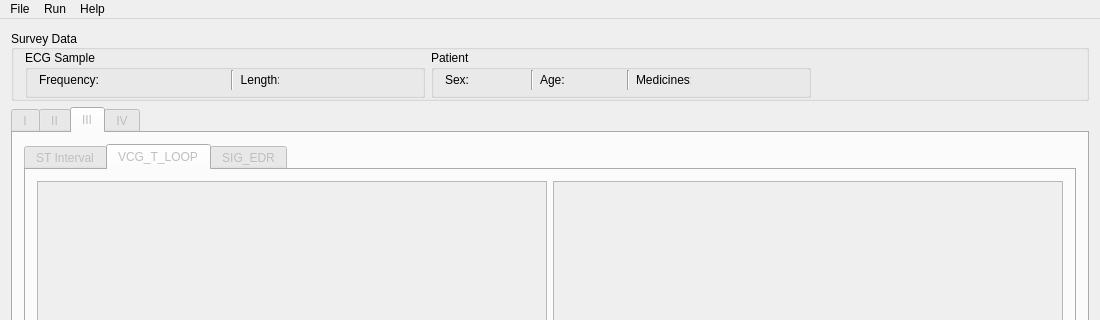
The window that EKG/Views/airecgmain.ui (qwerty90/ProjektEKG) describes before a commit, drawn with Qt 5; both pictures show x 0 to 1100 and y 0 to 320 of the 1100 by 768 pixel window.
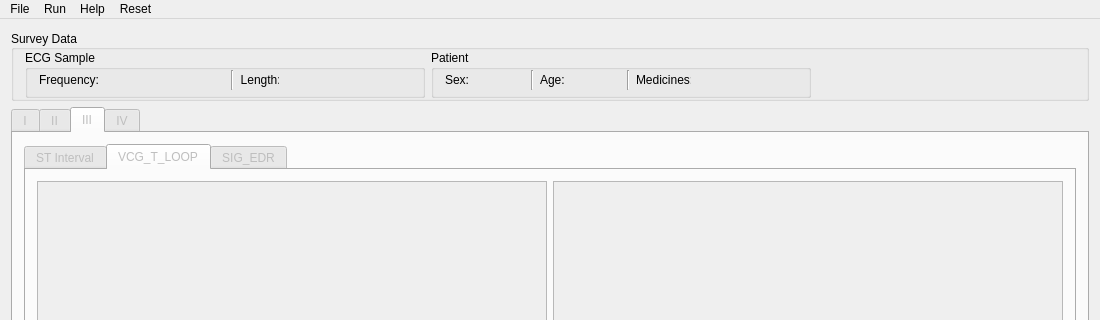
The same window after the commit. The open tabs and pages were chosen to show the change. Icons and pictures are not drawn.

Diff of the .ui file:
```diff
--- a/EKG/Views/airecgmain.ui
+++ b/EKG/Views/airecgmain.ui
@@ -3434,9 +3434,16 @@
     <addaction name="separator"/>
     <addaction name="actionRUN_ALL"/>
    </widget>
+   <widget class="QMenu" name="menuReset">
+    <property name="title">
+     <string>Reset</string>
+    </property>
+    <addaction name="actionData_reset"/>
+   </widget>
    <addaction name="menuMenu"/>
    <addaction name="menuRUN"/>
    <addaction name="menuAbout"/>
+   <addaction name="menuReset"/>
   </widget>
   <widget class="QStatusBar" name="statusBar"/>
   <action name="actionO_programie">
```
Left out of the diff: 29 changed lines with no effect on the pictures.
